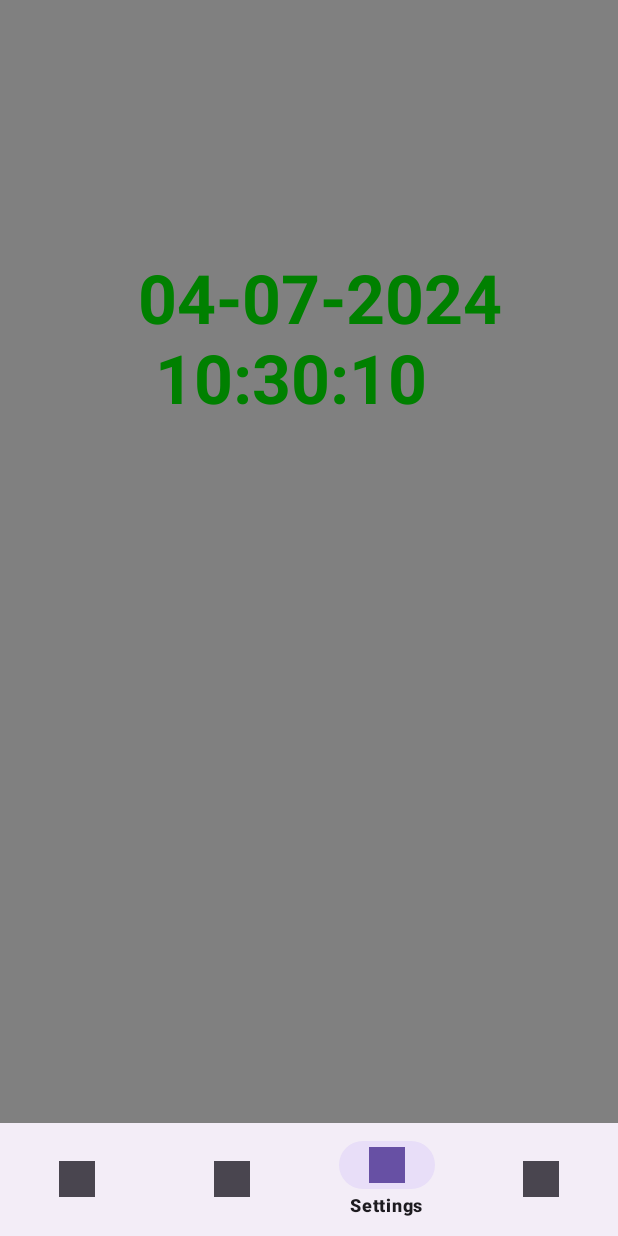
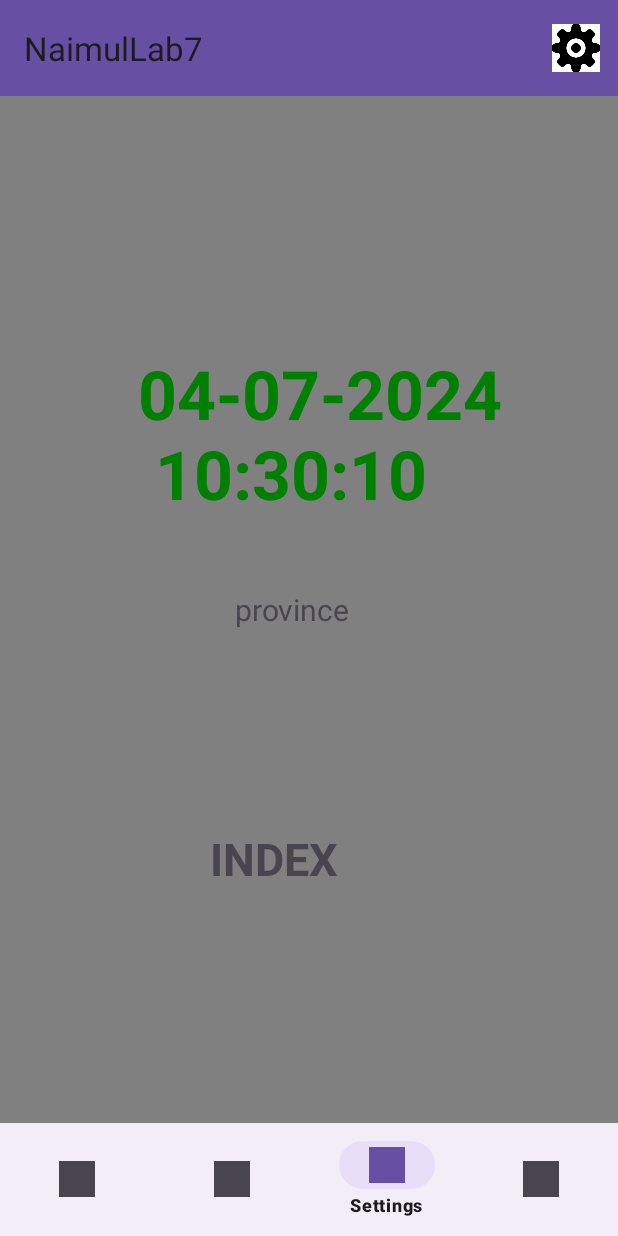
Before and after one commit to NaimulIslam6149/NaimulIslamLab7, an Android app: the screen it shows after launch (IslamActivity7), item 3 of the bottom bar chosen, on a phone screen of 412 x 824 dp. Run offline under Robolectric (Android 15) with nearby library versions, the phone set to English and light mode, and no system bars.

Commit message:
9th commit - added all fragment porpely

```diff
--- a/NaimulModule7/src/main/java/naimul/islam/n01586149lab7/IslamActivity7.java
+++ b/NaimulModule7/src/main/java/naimul/islam/n01586149lab7/IslamActivity7.java
@@ -8,6 +8,7 @@ import androidx.appcompat.widget.Toolbar;
 
 
 import android.provider.Settings;
+import android.view.Menu;
 import android.view.MenuItem;
 import androidx.annotation.NonNull;
 
@@ -34,12 +35,17 @@ public class IslamActivity7 extends AppCompatActivity implements BottomNavigatio
         bottomNavigationView.setSelectedItemId(R.id.person);
 
         toolbar = findViewById(R.id.NaiToolbar);
+        setSupportActionBar(toolbar);
 
+    }
+    @Override
+    public boolean onCreateOptionsMenu(Menu menu) {
+        getMenuInflater().inflate(R.menu.top_nav_menu, menu);
+        return true;
     }
 
     public boolean onOptionsItemSelected(MenuItem item) {
         if (item.getItemId() == R.id.menu_settings) {
-            //displayTextView.setText("You selected start!");
             Intent intent = new Intent(Settings.ACTION_SETTINGS);
             startActivity(intent);
             return true;
--- a/NaimulModule7/src/main/java/naimul/islam/n01586149lab7/SettingsFragment.java
+++ b/NaimulModule7/src/main/java/naimul/islam/n01586149lab7/SettingsFragment.java
@@ -22,6 +22,9 @@ public class SettingsFragment extends Fragment {
         TextClock textClock = view.findViewById(R.id.NaiTextClock);
         textClock.setFormat12Hour(null);
         textClock.setFormat24Hour("dd-MM-yyyy \n HH:mm:ss");
+
+        textViewProvince.setText("province");
+        textViewIndex.setText("INDEX");
 
 
         getParentFragmentManager().setFragmentResultListener("provinceSelection", getViewLifecycleOwner(), new FragmentResultListener() {
--- a/NaimulModule7/src/main/res/layout/activity_main.xml
+++ b/NaimulModule7/src/main/res/layout/activity_main.xml
@@ -25,7 +25,7 @@
         app:layout_constraintEnd_toEndOf="parent"
         app:layout_constraintHorizontal_bias="0.5"
         app:layout_constraintStart_toStartOf="parent"
-        app:layout_constraintTop_toTopOf="parent" />
+        app:layout_constraintTop_toBottomOf="@+id/NaiToolbar" />
 
     <com.google.android.material.bottomnavigation.BottomNavigationView
         android:id="@+id/bottomNavigationView"
```
